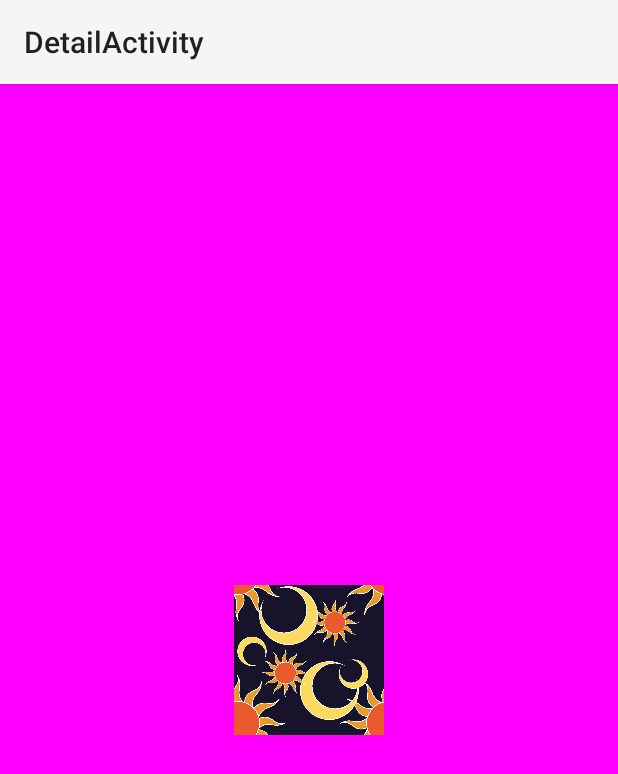
After one commit to B-Nox/android_app, an Android app: the DetailActivity screen opened directly, with no data from a screen before it, on a phone screen of 412 x 824 dp. The commit adds this screen. Shown: the top 774 px of the screen. Run offline under Robolectric (Android 15) with nearby library versions, the phone set to English and light mode, and no system bars.

Commit message:
New activity DetailActivity

```diff
--- /dev/null
+++ b/app/src/main/java/it/droidcon/b_nox/activities/DetailActivity.java
@@ -0,0 +1,39 @@
+package it.droidcon.b_nox.activities;
+
+import android.app.Activity;
+import android.os.Bundle;
+import android.view.View;
+import android.view.Window;
+
+import it.droidcon.b_nox.R;
+
+public class DetailActivity extends Activity {
+
+    private View decorView;
+
+    @Override
+    protected void onCreate(Bundle savedInstanceState) {
+        super.onCreate(savedInstanceState);
+        getWindow().requestFeature(Window.FEATURE_CONTENT_TRANSITIONS);
+
+        setContentView(R.layout.activity_detail);
+
+
+        decorView = getWindow().getDecorView();
+
+    }
+
+    @Override
+    public void onWindowFocusChanged(boolean hasFocus) {
+        super.onWindowFocusChanged(hasFocus);
+        if (hasFocus) {
+            decorView.setSystemUiVisibility(
+                    View.SYSTEM_UI_FLAG_LAYOUT_STABLE
+                            | View.SYSTEM_UI_FLAG_LAYOUT_HIDE_NAVIGATION
+                            | View.SYSTEM_UI_FLAG_LAYOUT_FULLSCREEN
+                            | View.SYSTEM_UI_FLAG_HIDE_NAVIGATION
+                            | View.SYSTEM_UI_FLAG_FULLSCREEN
+                            | View.SYSTEM_UI_FLAG_IMMERSIVE_STICKY);
+        }
+    }
+}
--- /dev/null
+++ b/app/src/main/res/layout/activity_detail.xml
@@ -0,0 +1,23 @@
+<RelativeLayout xmlns:android="http://schemas.android.com/apk/res/android"
+                xmlns:tools="http://schemas.android.com/tools"
+                android:layout_width="match_parent"
+                android:layout_height="match_parent"
+                android:paddingLeft="@dimen/activity_horizontal_margin"
+                android:paddingRight="@dimen/activity_horizontal_margin"
+                android:paddingTop="@dimen/activity_vertical_margin"
+                android:paddingBottom="@dimen/activity_vertical_margin"
+                android:background="#F0F"
+                tools:context="it.droidcon.b_nox.activities.DetailActivity">
+
+
+    <ImageView
+        android:layout_centerInParent="true"
+        android:layout_width="100dp"
+        android:layout_height="100dp"
+        android:transitionName="image"
+        android:background="#FF0"
+        android:src="@drawable/sun_moon"
+        android:id="@+id/img"/>
+
+
+</RelativeLayout>
--- a/app/src/main/res/layout/scene_main_activity_main.xml
+++ b/app/src/main/res/layout/scene_main_activity_main.xml
@@ -9,7 +9,7 @@
     <TextView
         android:layout_width="wrap_content"
         android:layout_height="wrap_content"
-        android:text="@string/hello_world"
+        android:text="@string/museum_name"
         android:id="@+id/title"
         android:visibility="visible"
         android:layout_above="@+id/img"
--- /dev/null
+++ b/app/src/main/res/transition/change_image_transform.xml
@@ -0,0 +1,3 @@
+<transitionSet xmlns:android="http://schemas.android.com/apk/res/android">
+    <changeImageTransform/>
+</transitionSet>
--- a/app/src/main/res/values/styles.xml
+++ b/app/src/main/res/values/styles.xml
@@ -1,8 +1,14 @@
 <resources>
 
     <!-- Base application theme. -->
-    <style name="AppTheme" parent="android:Theme.Holo.Light.DarkActionBar">
-        <!-- Customize your theme here. -->
+    <style name="AppTheme"
+           parent="android:ThemeOverlay.Material.Dark">
+        <item name="android:windowContentTransitions">true</item>
+        <item name="android:windowActivityTransitions">true</item>
+        <item name="android:windowSharedElementEnterTransition">@transition/change_image_transform
+        </item>
+        <item name="android:windowSharedElementExitTransition">@transition/change_image_transform
+        </item>
     </style>
 
 </resources>
```
Also changed, not shown: app/src/main/AndroidManifest.xml (+9 -6 lines), app/src/main/java/it/droidcon/b_nox/activities/MainActivity.java (+38 -10 lines), app/src/main/java/it/droidcon/b_nox/utils/Constants.java (added, +18 -0 lines), app/src/main/res/layout-land/scene_main_activity_loading.xml (added, +7 -0 lines), app/src/main/res/layout/scene_main_activity_loading.xml (+6 -2 lines), app/src/main/res/menu/menu_detail.xml (added, +8 -0 lines), app/src/main/res/values/strings.xml (+5 -2 lines), app/src/main/res/drawable/sun_moon.png (added), 2 other files.
